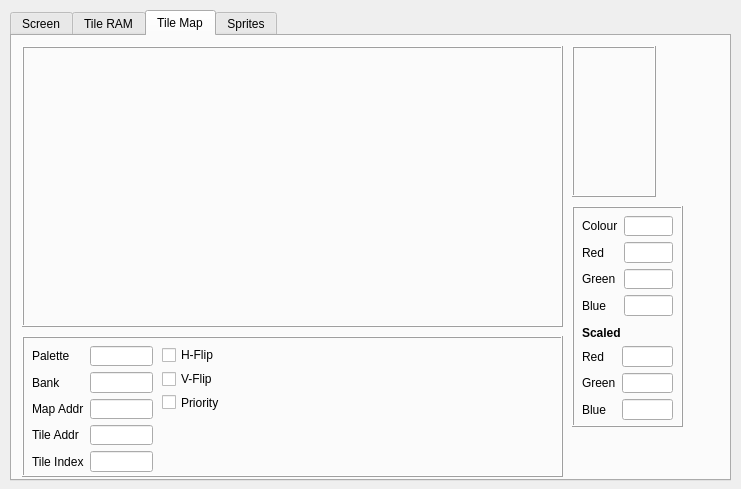
Qt form src/debugger/gbd_screenwindow.ui (artyjay/gb_emu) before a commit.
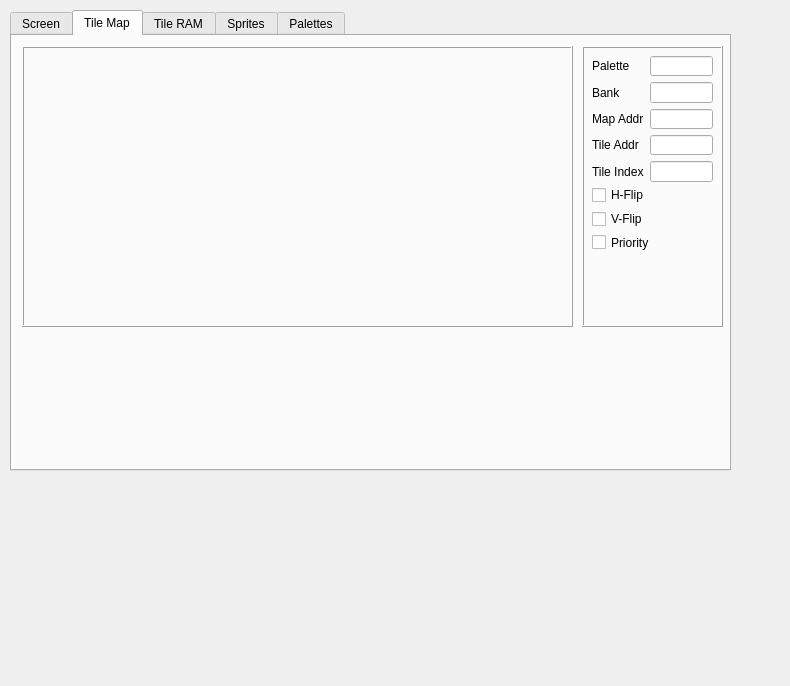
The same form after that commit. Custom widgets are drawn as their Qt base class.

Commit message: Hooked up debugger screen to emulator output. Added keyboard input to debugger so we can progress.

The edit to the form file:
```diff
--- a/src/debugger/gbd_screenwindow.ui
+++ b/src/debugger/gbd_screenwindow.ui
@@ -9,8 +9,8 @@
    <rect>
     <x>0</x>
     <y>0</y>
-    <width>741</width>
-    <height>489</height>
+    <width>790</width>
+    <height>686</height>
    </rect>
   </property>
   <property name="minimumSize">
@@ -31,7 +31,7 @@
      <x>10</x>
      <y>10</y>
      <width>721</width>
-     <height>471</height>
+     <height>461</height>
     </rect>
    </property>
    <property name="currentIndex">
@@ -112,6 +112,158 @@
      </widget>
     </widget>
    </widget>
+   <widget class="QWidget" name="m_tabTileMap">
+    <attribute name="title">
+     <string>Tile Map</string>
+    </attribute>
+    <widget class="QFrame" name="m_tileMapFrame">
+     <property name="geometry">
+      <rect>
+       <x>10</x>
+       <y>10</y>
+       <width>551</width>
+       <height>281</height>
+      </rect>
+     </property>
+     <property name="frameShape">
+      <enum>QFrame::Box</enum>
+     </property>
+     <property name="frameShadow">
+      <enum>QFrame::Raised</enum>
+     </property>
+     <widget class="gbd::TileMapWidget" name="m_tileMap0" native="true">
+      <property name="geometry">
+       <rect>
+        <x>10</x>
+        <y>10</y>
+        <width>256</width>
+        <height>256</height>
+       </rect>
+      </property>
+     </widget>
+     <widget class="gbd::TileMapWidget" name="m_tileMap1" native="true">
+      <property name="geometry">
+       <rect>
+        <x>280</x>
+        <y>10</y>
+        <width>256</width>
+        <height>256</height>
+       </rect>
+      </property>
+     </widget>
+    </widget>
+    <widget class="QFrame" name="frame_2">
+     <property name="geometry">
+      <rect>
+       <x>570</x>
+       <y>10</y>
+       <width>141</width>
+       <height>281</height>
+      </rect>
+     </property>
+     <property name="frameShape">
+      <enum>QFrame::Box</enum>
+     </property>
+     <property name="frameShadow">
+      <enum>QFrame::Raised</enum>
+     </property>
+     <widget class="QWidget" name="">
+      <property name="geometry">
+       <rect>
+        <x>10</x>
+        <y>10</y>
+        <width>121</width>
+        <height>126</height>
+       </rect>
+      </property>
+      <layout class="QFormLayout" name="formLayout_3">
+       <item row="0" column="0">
+        <widget class="QLabel" name="label_9">
+         <property name="text">
+          <string>Palette</string>
+         </property>
+        </widget>
+       </item>
+       <item row="0" column="1">
+        <widget class="QLineEdit" name="m_bgAttrPalette"/>
+       </item>
+       <item row="1" column="0">
+        <widget class="QLabel" name="label_10">
+         <property name="text">
+          <string>Bank</string>
+         </property>
+        </widget>
+       </item>
+       <item row="1" column="1">
+        <widget class="QLineEdit" name="m_bgAttrBank"/>
+       </item>
+       <item row="2" column="0">
+        <widget class="QLabel" name="label_11">
+         <property name="text">
+          <string>Map Addr</string>
+         </property>
+        </widget>
+       </item>
+       <item row="2" column="1">
+        <widget class="QLineEdit" name="m_bgMapAddr"/>
+       </item>
+       <item row="3" column="0">
+        <widget class="QLabel" name="label_12">
+         <property name="text">
+          <string>Tile Addr</string>
+         </property>
+        </widget>
+       </item>
+       <item row="3" column="1">
+        <widget class="QLineEdit" name="m_bgTileAddr"/>
+       </item>
+       <item row="4" column="0">
+        <widget class="QLabel" name="label_13">
+         <property name="text">
+          <string>Tile Index</string>
+         </property>
+        </widget>
+       </item>
+       <item row="4" column="1">
+        <widget class="QLineEdit" name="m_bgTileIndex"/>
+       </item>
+      </layout>
+     </widget>
+     <widget class="QWidget" name="">
+      <property name="geometry">
+       <rect>
+        <x>10</x>
+        <y>140</y>
+        <width>59</width>
+        <height>65</height>
+       </rect>
+      </property>
+      <layout class="QVBoxLayout" name="verticalLayout">
+       <item>
+        <widget class="QCheckBox" name="m_bgAttrFlipH">
+         <property name="text">
+          <string>H-Flip</string>
+         </property>
+        </widget>
+       </item>
+       <item>
+        <widget class="QCheckBox" name="m_bgAttrFlipV">
+         <property name="text">
+          <string>V-Flip</string>
+         </property>
+        </widget>
+       </item>
+       <item>
+        <widget class="QCheckBox" name="m_bgAttrPriority">
+         <property name="text">
+          <string>Priority</string>
+         </property>
+        </widget>
+       </item>
+      </layout>
+     </widget>
+    </widget>
+   </widget>
    <widget class="QWidget" name="m_tabTileRam">
     <attribute name="title">
      <string>Tile RAM</string>
@@ -182,77 +334,20 @@
      </widget>
     </widget>
    </widget>
-   <widget class="QWidget" name="m_tabTileMap">
+   <widget class="QWidget" name="m_tabSprites">
     <attribute name="title">
-     <string>Tile Map</string>
+     <string>Sprites</string>
     </attribute>
-    <widget class="QFrame" name="m_tileMapFrame">
-     <property name="geometry">
-      <rect>
-       <x>10</x>
-       <y>10</y>
-       <width>541</width>
-       <height>281</height>
-      </rect>
-     </property>
-     <property name="frameShape">
-      <enum>QFrame::Box</enum>
-     </property>
-     <property name="frameShadow">
-      <enum>QFrame::Raised</enum>
-     </property>
-     <widget class="gbd::TileMapWidget" name="m_tileMap0" native="true">
-      <property name="geometry">
-       <rect>
-        <x>10</x>
-        <y>10</y>
-        <width>256</width>
-        <height>256</height>
-       </rect>
-      </property>
-     </widget>
-     <widget class="gbd::TileMapWidget" name="m_tileMap1" native="true">
-      <property name="geometry">
-       <rect>
-        <x>276</x>
-        <y>10</y>
-        <width>256</width>
-        <height>256</height>
-       </rect>
-      </property>
-     </widget>
-    </widget>
-    <widget class="QFrame" name="m_bgPaletteFrame">
-     <property name="geometry">
-      <rect>
-       <x>560</x>
-       <y>10</y>
-       <width>84</width>
-       <height>151</height>
-      </rect>
-     </property>
-     <property name="frameShape">
-      <enum>QFrame::Box</enum>
-     </property>
-     <property name="frameShadow">
-      <enum>QFrame::Raised</enum>
-     </property>
-     <widget class="gbd::PaletteWidget" name="m_bgPalette" native="true">
-      <property name="geometry">
-       <rect>
-        <x>10</x>
-        <y>10</y>
-        <width>64</width>
-        <height>128</height>
-       </rect>
-      </property>
-     </widget>
-    </widget>
+   </widget>
+   <widget class="QWidget" name="m_tabPalettes">
+    <attribute name="title">
+     <string>Palettes</string>
+    </attribute>
     <widget class="QFrame" name="frame">
      <property name="geometry">
       <rect>
-       <x>560</x>
-       <y>170</y>
+       <x>210</x>
+       <y>10</y>
        <width>111</width>
        <height>221</height>
       </rect>
@@ -282,12 +377,12 @@
        <string>Scaled</string>
       </property>
      </widget>
-     <widget class="QWidget" name="">
+     <widget class="QWidget" name="layoutWidget">
       <property name="geometry">
        <rect>
         <x>10</x>
         <y>10</y>
-        <width>91</width>
+        <width>93</width>
         <height>100</height>
        </rect>
       </property>
@@ -334,7 +429,7 @@
        </item>
       </layout>
      </widget>
-     <widget class="QWidget" name="">
+     <widget class="QWidget" name="layoutWidget_2">
       <property name="geometry">
        <rect>
         <x>10</x>
@@ -377,13 +472,13 @@
       </layout>
      </widget>
     </widget>
-    <widget class="QFrame" name="frame_2">
+    <widget class="QFrame" name="m_bgPaletteFrame">
      <property name="geometry">
       <rect>
        <x>10</x>
-       <y>300</y>
-       <width>541</width>
-       <height>141</height>
+       <y>10</y>
+       <width>84</width>
+       <height>151</height>
       </rect>
      </property>
      <property name="frameShape">
@@ -392,108 +487,44 @@
      <property name="frameShadow">
       <enum>QFrame::Raised</enum>
      </property>
-     <widget class="QWidget" name="">
+     <widget class="gbd::PaletteWidget" name="m_bgPalette" native="true">
       <property name="geometry">
        <rect>
         <x>10</x>
         <y>10</y>
-        <width>121</width>
-        <height>126</height>
+        <width>64</width>
+        <height>128</height>
        </rect>
       </property>
-      <layout class="QFormLayout" name="formLayout_3">
-       <item row="0" column="0">
-        <widget class="QLabel" name="label_9">
-         <property name="text">
-          <string>Palette</string>
-         </property>
-        </widget>
-       </item>
-       <item row="0" column="1">
-        <widget class="QLineEdit" name="m_bgAttrPalette"/>
-       </item>
-       <item row="1" column="0">
-        <widget class="QLabel" name="label_10">
-         <property name="text">
-          <string>Bank</string>
-         </property>
-        </widget>
-       </item>
-       <item row="1" column="1">
-        <widget class="QLineEdit" name="m_bgAttrBank"/>
-       </item>
-       <item row="2" column="0">
-        <widget class="QLabel" name="label_11">
-         <property name="text">
-          <string>Map Addr</string>
-         </property>
-        </widget>
-       </item>
-       <item row="2" column="1">
-        <widget class="QLineEdit" name="m_bgMapAddr"/>
-       </item>
-       <item row="3" column="0">
-        <widget class="QLabel" name="label_12">
-         <property name="text">
-          <string>Tile Addr</string>
-         </property>
-        </widget>
-       </item>
-       <item row="3" column="1">
-        <widget class="QLineEdit" name="m_bgTileAddr"/>
-       </item>
-       <item row="4" column="0">
-        <widget class="QLabel" name="label_13">
-         <property name="text">
-          <string>Tile Index</string>
-         </property>
-        </widget>
-       </item>
-       <item row="4" column="1">
-        <widget class="QLineEdit" name="m_bgTileIndex"/>
-       </item>
-      </layout>
      </widget>
-     <widget class="QWidget" name="">
+    </widget>
+    <widget class="QFrame" name="m_objPaletteFrame">
+     <property name="geometry">
+      <rect>
+       <x>110</x>
+       <y>10</y>
+       <width>84</width>
+       <height>151</height>
+      </rect>
+     </property>
+     <property name="frameShape">
+      <enum>QFrame::Box</enum>
+     </property>
+     <property name="frameShadow">
+      <enum>QFrame::Raised</enum>
+     </property>
+     <widget class="gbd::PaletteWidget" name="m_objPalette" native="true">
       <property name="geometry">
        <rect>
-        <x>140</x>
+        <x>10</x>
         <y>10</y>
-        <width>59</width>
-        <height>65</height>
+        <width>64</width>
+        <height>128</height>
        </rect>
       </property>
-      <layout class="QVBoxLayout" name="verticalLayout">
-       <item>
-        <widget class="QCheckBox" name="m_bgAttrFlipH">
-         <property name="text">
-          <string>H-Flip</string>
-         </property>
-        </widget>
-       </item>
-       <item>
-        <widget class="QCheckBox" name="m_bgAttrFlipV">
-         <property name="text">
-          <string>V-Flip</string>
-         </property>
-        </widget>
-       </item>
-       <item>
-        <widget class="QCheckBox" name="m_bgAttrPriority">
-         <property name="text">
-          <string>Priority</string>
-         </property>
-        </widget>
-       </item>
-      </layout>
      </widget>
     </widget>
    </widget>
-   <widget class="QWidget" name="m_tabSprites">
-    <attribute name="title">
-     <string>Sprites</string>
-    </attribute>
-   </widget>
   </widget>
  </widget>
  <customwidgets>
```
Left out of the diff: 31 changed lines with no effect on the pictures. The commit also changes 6 other files.
